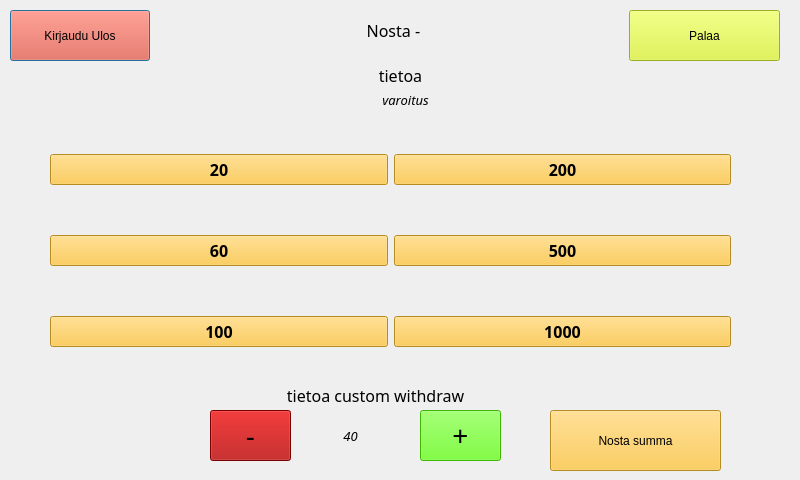
Old version of the form frontend/withdrawwindow.ui in the repository slmksav/Qt6-ATM-app.
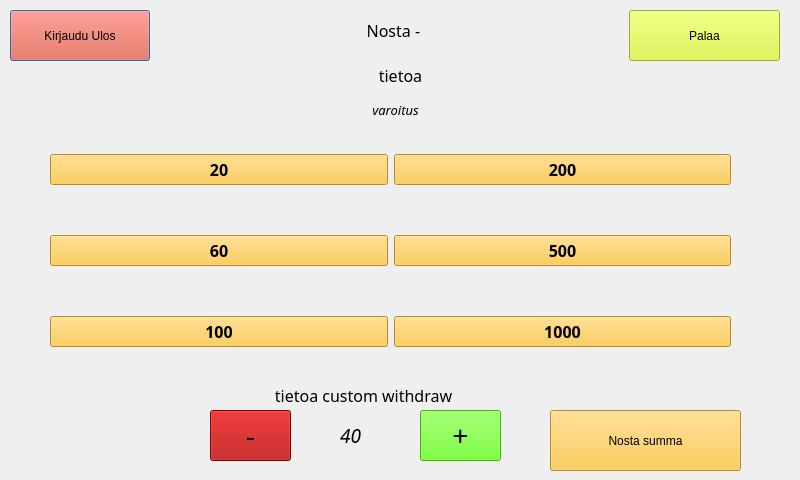
New version of the form. Icons and pictures are not drawn.

Commit message: päivitelty selkeämmäksi käyttöliittymää

Patch:
```diff
--- a/frontend/withdrawwindow.ui
+++ b/frontend/withdrawwindow.ui
@@ -223,8 +223,8 @@
   <widget class="QLabel" name="labelWithdrawWarning">
    <property name="geometry">
     <rect>
-     <x>210</x>
-     <y>90</y>
+     <x>200</x>
+     <y>100</y>
      <width>391</width>
      <height>20</height>
     </rect>
@@ -271,7 +271,7 @@
     <rect>
      <x>550</x>
      <y>410</y>
-     <width>171</width>
+     <width>191</width>
      <height>61</height>
     </rect>
    </property>
@@ -337,8 +337,8 @@
    </property>
    <property name="font">
     <font>
-     <family>Verdana Pro Black</family>
-     <pointsize>10</pointsize>
+     <family>Verdana Pro</family>
+     <pointsize>14</pointsize>
      <italic>true</italic>
     </font>
    </property>
@@ -352,7 +352,7 @@
   <widget class="QLabel" name="labelWithCustomWithdrawInfo">
    <property name="geometry">
     <rect>
-     <x>140</x>
+     <x>128</x>
      <y>380</y>
      <width>471</width>
      <height>31</height>
```
The commit also changes 1 other file.
